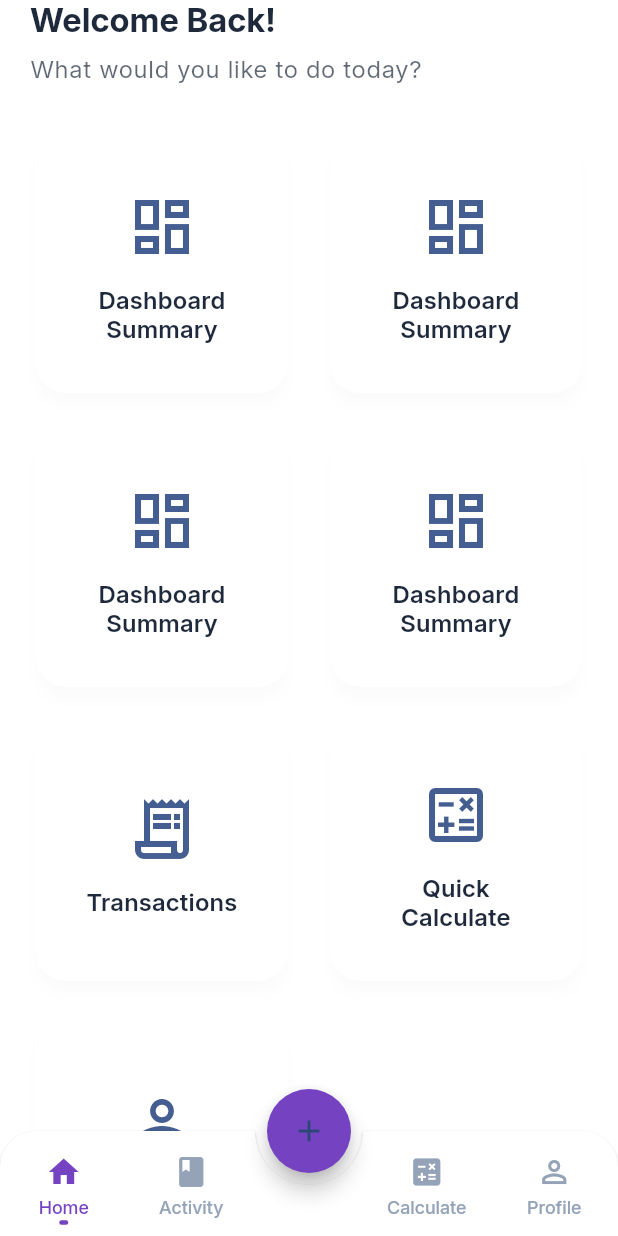
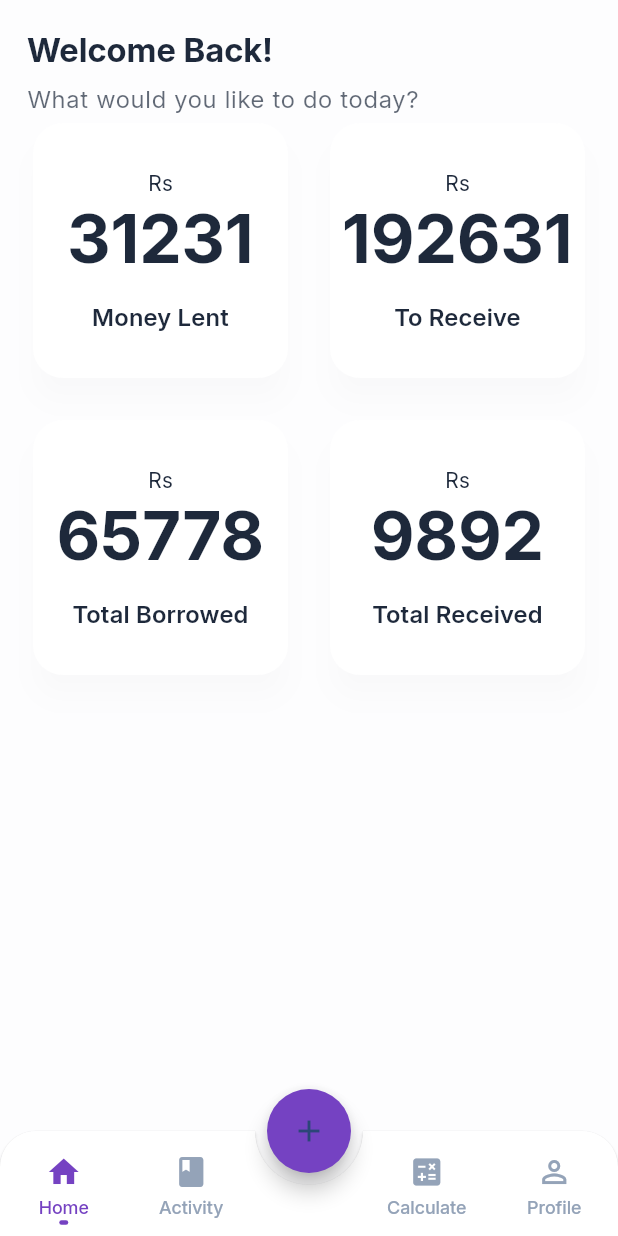
Before and after one commit to bitmonk/byaj_khata, a Flutter app: the screen it shows after launch, on a phone screen of 412 x 824 dp. Run offline on Flutter 3.47's test engine with Material 3 defaults, Android fonts, the phone set to English and light mode, and no system bars; drawn by our look-alikes of animated_bottom_navigation_bar; our stand-ins replace cached_network_image, chewie, cloud_firestore, device_info_plus, dio, firebase_core and 19 more; missing offline and left inert: flutter_displaymode, gallery_saver_plus; accounts and stored records are empty.

Commit message:
added dummy data to dashboard

```diff
--- a/Documents/Development/Riverpod/byaz_track/lib/core/constants/app_colors.dart
+++ b/Documents/Development/Riverpod/byaz_track/lib/core/constants/app_colors.dart
@@ -8,7 +8,7 @@ class AppColors {
   static const Color primary600 = Color(0xFF2563EB); // Darker variant if needed
 
   // Backgrounds
-  static const Color scaffoldBackground = Color(0xFFFFFFFF);
+  static const Color scaffoldBackground = Color(0xFFfdfdfe);
   static const Color cardBackground = Color(0xFFFFFFFF);
 
   // Text
@@ -40,7 +40,7 @@ class AppColors {
   // static const Color primary400 = Color(0xFF33A3FF);
   // static const Color primary300 = Color(0xFF66BAFF);
   static const Color primary200 = Color(0xFFC0A8E3);
-  static const Color primary100 = Color(0xFF3629B7);
+  static const Color primary100 = Color(0xFFFFFFFF);
   static const Color primary50 = Color(0xFFFBEBEA);
   static const Color primary25 = Color(0xFFF3FBFB);
   static const Color foundation100 = Color(0xFFD4C4EC);
--- a/Documents/Development/Riverpod/byaz_track/lib/core/theme/app_theme.dart
+++ b/Documents/Development/Riverpod/byaz_track/lib/core/theme/app_theme.dart
@@ -8,7 +8,7 @@ class AppTheme {
     useMaterial3: true,
     fontFamily: FontFamily.inter,
     brightness: Brightness.light,
-    scaffoldBackgroundColor: AppColors.scaffoldBackground,
+    scaffoldBackgroundColor: AppColors.scaffoldBackground.withAlpha(200),
     textTheme: AppTextStyle.lightTextTheme.apply(
       bodyColor: AppColors.textPrimary,
       displayColor: AppColors.textPrimary,
--- a/Documents/Development/Riverpod/byaz_track/lib/features/dashboard/presentation/widgets/feature_card.dart
+++ b/Documents/Development/Riverpod/byaz_track/lib/features/dashboard/presentation/widgets/feature_card.dart
@@ -6,13 +6,15 @@ class SquareFeatureCard extends StatelessWidget {
   const SquareFeatureCard({
     super.key,
     required this.title,
-    required this.icon,
+    this.icon,
     required this.onTap,
     this.backgroundColor,
+    this.amount,
   });
 
   final String title;
-  final IconData icon;
+  final String? amount;
+  final IconData? icon;
   final VoidCallback onTap;
   final Color? backgroundColor;
 
@@ -21,13 +23,23 @@ class SquareFeatureCard extends StatelessWidget {
     return GestureDetector(
       onTap: onTap,
       child: Card(
-        elevation: 4,
+        elevation: 8,
         shape: RoundedRectangleBorder(borderRadius: BorderRadius.circular(20)),
-        color: backgroundColor, // Remove fallback to let theme handle it
+        // color: AppColors.primary25, // Remove fallback to let theme handle it
         child: Column(
           mainAxisAlignment: MainAxisAlignment.center,
           children: [
-            Icon(icon, size: 48, color: Get.theme.colorScheme.primary),
+            // Icon(icon, size: 48, color: Get.theme.colorScheme.primary),
+            if (amount != null) Text('Rs', textAlign: TextAlign.left),
+            Text(
+              amount ?? '',
+              textAlign: TextAlign.center,
+              style: context.text.titleMedium?.copyWith(
+                fontSize: 45,
+                fontWeight: FontWeight.bold,
+                color: Theme.of(context).colorScheme.onSurface,
+              ),
+            ),
             const SizedBox(height: 16),
             Text(
               title,
--- a/Documents/Development/Riverpod/byaz_track/lib/features/home/presentation/home.dart
+++ b/Documents/Development/Riverpod/byaz_track/lib/features/home/presentation/home.dart
@@ -20,8 +20,8 @@ class _HomeScreenState extends State<HomeScreen> {
       body: SingleChildScrollView(
         physics: const BouncingScrollPhysics(),
         padding: const EdgeInsets.all(
-          20,
-        ).copyWith(top: context.devicePaddingTop),
+          18,
+        ).copyWith(top: context.devicePaddingTop + 20),
         child: Column(
           crossAxisAlignment: CrossAxisAlignment.start,
           children: [
@@ -42,7 +42,7 @@ class _HomeScreenState extends State<HomeScreen> {
                 ).textTheme.bodyLarge?.color?.withValues(alpha: 0.7),
               ),
             ),
-            const SizedBox(height: 32),
+            // const SizedBox(height: 32),
 
             // 2x2 Grid of Square Cards
             GridView.count(
@@ -55,44 +55,33 @@ class _HomeScreenState extends State<HomeScreen> {
               childAspectRatio: 1.0, // Ensures perfect squares
               children: [
                 SquareFeatureCard(
-                  title: 'Dashboard\nSummary',
-                  icon: Icons.dashboard_outlined,
+                  title: 'Money Lent',
+                  amount: '31231',
+                  // icon: Icons.receipt_long_outlined,
                   onTap: () {},
                 ),
                 SquareFeatureCard(
-                  title: 'Dashboard\nSummary',
-                  icon: Icons.dashboard_outlined,
+                  title: 'To Receive',
+                  amount: '192631',
+                  // icon: Icons.calculate_outlined,
                   onTap: () {},
                 ),
                 SquareFeatureCard(
-                  title: 'Dashboard\nSummary',
-                  icon: Icons.dashboard_outlined,
+                  title: 'Total Borrowed',
+                  amount: '65778',
+                  // icon: Icons.calculate_outlined,
                   onTap: () {},
                 ),
                 SquareFeatureCard(
-                  title: 'Dashboard\nSummary',
-                  icon: Icons.dashboard_outlined,
-                  onTap: () {},
-                ),
-                SquareFeatureCard(
-                  title: 'Transactions',
-                  icon: Icons.receipt_long_outlined,
-                  onTap: () {},
-                ),
-                SquareFeatureCard(
-                  title: 'Quick\nCalculate',
-                  icon: Icons.calculate_outlined,
-                  onTap: () {},
-                ),
-                SquareFeatureCard(
-                  title: 'My Profile',
-                  icon: Icons.person_outline,
+                  title: 'Total Received',
+                  amount: '9892',
+                  // icon: Icons.calculate_outlined,
                   onTap: () {},
                 ),
               ],
             ),
 
-            const SizedBox(height: 40),
+            // const SizedBox(height: 40),
           ],
         ),
       ),
```
